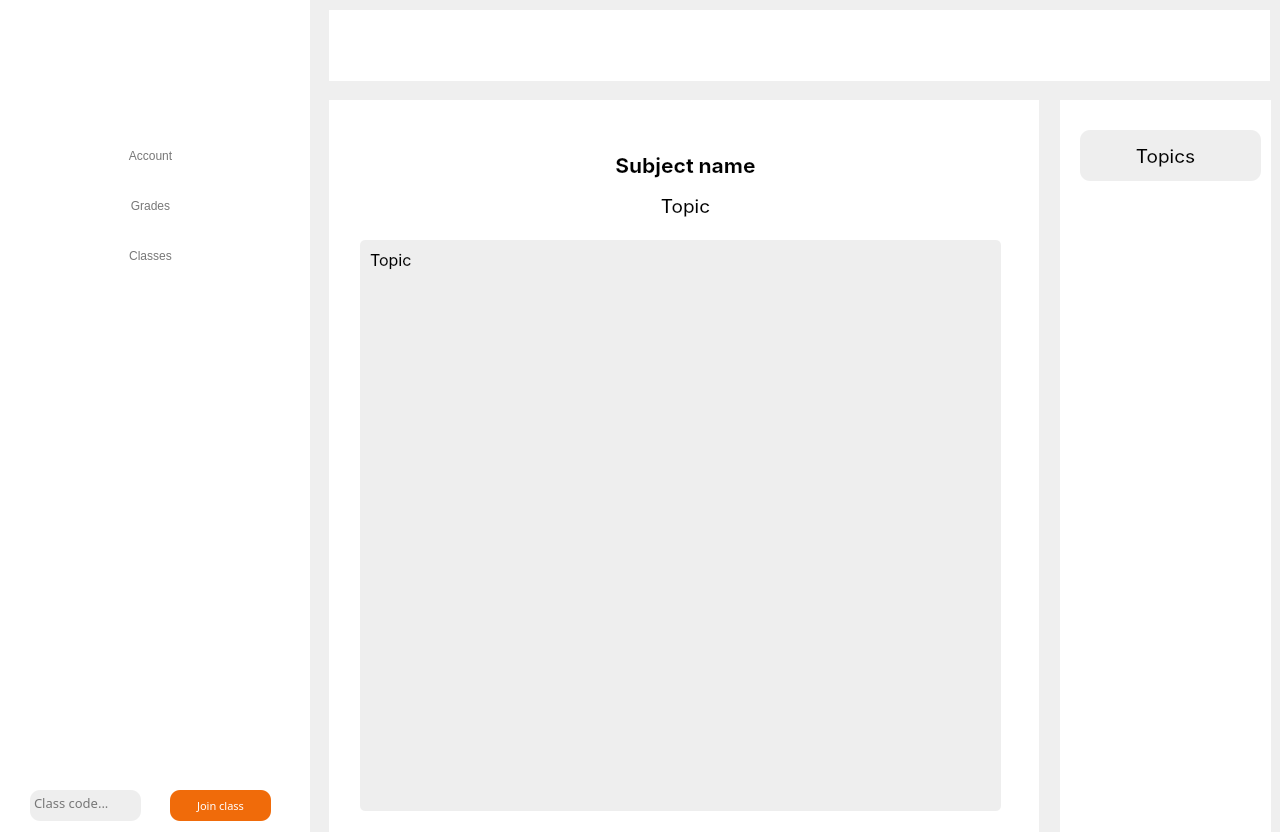
Qt form Audo/Frontend/Audo/studentnotes.ui (codingburgas/Audo) before a commit.
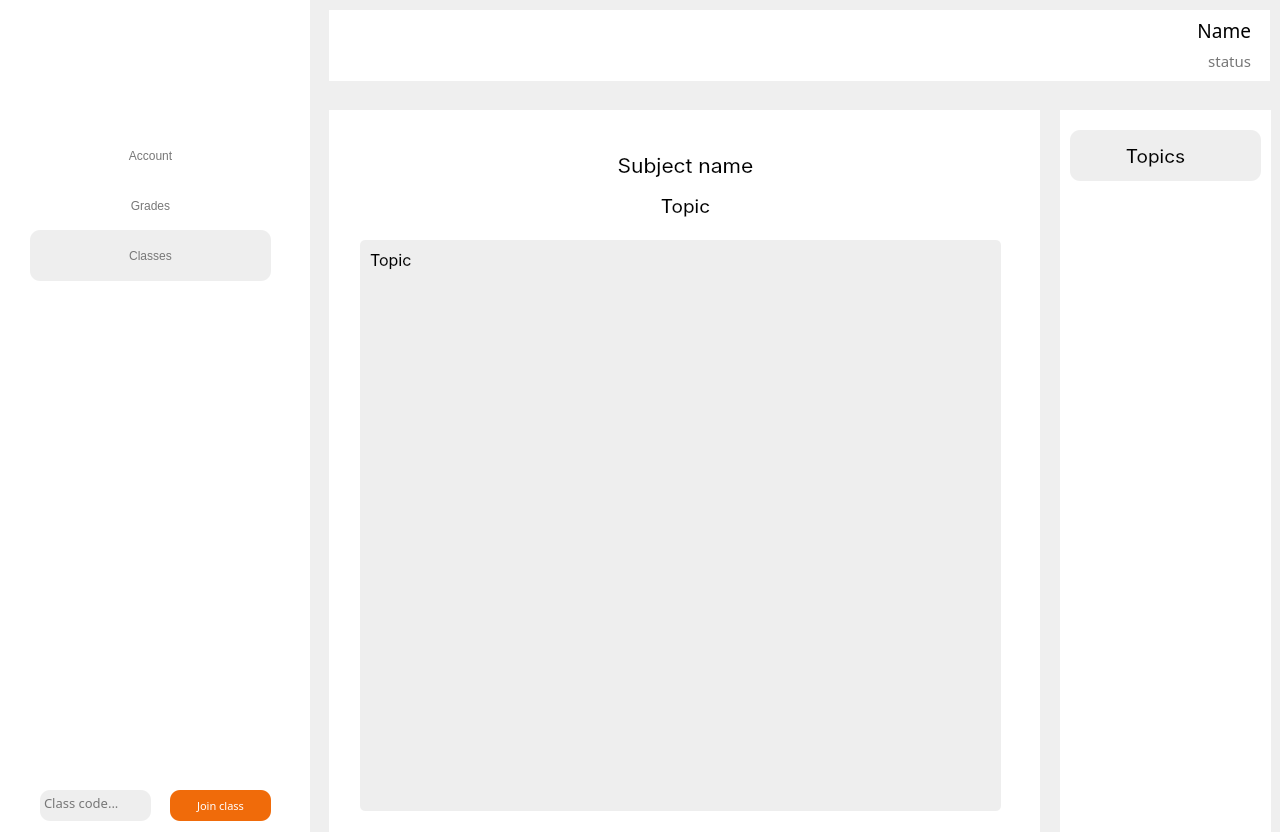
The same form after that commit. Icons and pictures are not drawn.

Patch:
```diff
--- a/Audo/Frontend/Audo/studentnotes.ui
+++ b/Audo/Frontend/Audo/studentnotes.ui
@@ -29,9 +29,9 @@
    <property name="geometry">
     <rect>
      <x>329</x>
-     <y>100</y>
-     <width>710</width>
-     <height>771</height>
+     <y>110</y>
+     <width>711</width>
+     <height>761</height>
     </rect>
    </property>
    <property name="styleSheet">
@@ -42,6 +42,24 @@
     <string/>
    </property>
   </widget>
+  <widget class="QLabel" name="NameFrame">
+   <property name="geometry">
+    <rect>
+     <x>329</x>
+     <y>10</y>
+     <width>941</width>
+     <height>71</height>
+    </rect>
+   </property>
+   <property name="styleSheet">
+    <string notr="true">QFrame {
+    background-color: #ffffff; 
+}</string>
+   </property>
+   <property name="text">
+    <string/>
+   </property>
+  </widget>
   <widget class="QLabel" name="Sidebar">
    <property name="geometry">
     <rect>
@@ -232,6 +250,7 @@
 background:none;
 border-radius: 10px;
 color: #777777;
+background-color: #EEEEEE;
 }
 QPushButton:hover {
 font: 600 14pt &quot;Roboto Serif SemiBold&quot;;
@@ -274,6 +293,60 @@
     <set>Qt::AlignCenter</set>
    </property>
   </widget>
+  <widget class="QLabel" name="Status">
+   <property name="geometry">
+    <rect>
+     <x>1030</x>
+     <y>40</y>
+     <width>221</width>
+     <height>41</height>
+    </rect>
+   </property>
+   <property name="font">
+    <font>
+     <family>Roboto Serif</family>
+     <pointsize>11</pointsize>
+    </font>
+   </property>
+   <property name="styleSheet">
+    <string notr="true">background: none;
+background-color: rgba(255, 255, 255, 0);
+color: #777777;</string>
+   </property>
+   <property name="text">
+    <string>status</string>
+   </property>
+   <property name="alignment">
+    <set>Qt::AlignRight|Qt::AlignTrailing|Qt::AlignVCenter</set>
+   </property>
+  </widget>
+  <widget class="QLabel" name="Name">
+   <property name="geometry">
+    <rect>
+     <x>1080</x>
+     <y>10</y>
+     <width>171</width>
+     <height>41</height>
+    </rect>
+   </property>
+   <property name="font">
+    <font>
+     <family>Roboto Serif</family>
+     <pointsize>14</pointsize>
+    </font>
+   </property>
+   <property name="styleSheet">
+    <string notr="true">background: none;
+background-color: rgba(255, 255, 255, 0);
+color: #000000;</string>
+   </property>
+   <property name="text">
+    <string>Name</string>
+   </property>
+   <property name="alignment">
+    <set>Qt::AlignRight|Qt::AlignTrailing|Qt::AlignVCenter</set>
+   </property>
+  </widget>
   <widget class="QPushButton" name="JoinClass">
    <property name="geometry">
     <rect>
@@ -330,7 +403,7 @@
   <widget class="QFrame" name="ClassCodeFrame">
    <property name="geometry">
     <rect>
-     <x>30</x>
+     <x>40</x>
      <y>790</y>
      <width>111</width>
      <height>31</height>
@@ -397,7 +470,7 @@
      <family>Inter</family>
      <pointsize>16</pointsize>
      <italic>false</italic>
-     <bold>true</bold>
+     <fontweight>DemiBold</fontweight>
     </font>
    </property>
    <property name="styleSheet">
@@ -494,9 +567,9 @@
    <property name="geometry">
     <rect>
      <x>1060</x>
-     <y>100</y>
+     <y>110</y>
      <width>211</width>
-     <height>771</height>
+     <height>761</height>
     </rect>
    </property>
    <property name="styleSheet">
@@ -510,7 +583,7 @@
   <widget class="QLabel" name="TopicsTitle">
    <property name="geometry">
     <rect>
-     <x>1090</x>
+     <x>1080</x>
      <y>130</y>
      <width>151</width>
      <height>51</height>
@@ -540,7 +613,7 @@
   <widget class="QLabel" name="TopicsIcon">
    <property name="geometry">
     <rect>
-     <x>1090</x>
+     <x>1080</x>
      <y>140</y>
      <width>31</width>
      <height>31</height>
@@ -565,9 +638,9 @@
   <widget class="QLabel" name="TopicsTitleFrame">
    <property name="geometry">
     <rect>
-     <x>1080</x>
+     <x>1070</x>
      <y>130</y>
-     <width>181</width>
+     <width>191</width>
      <height>51</height>
     </rect>
    </property>
@@ -582,9 +655,9 @@
   <widget class="QWidget" name="verticalLayoutWidget_3">
    <property name="geometry">
     <rect>
-     <x>1080</x>
+     <x>1070</x>
      <y>190</y>
-     <width>181</width>
+     <width>191</width>
      <height>631</height>
     </rect>
    </property>
@@ -617,23 +690,6 @@
     </rect>
    </property>
    <layout class="QHBoxLayout" name="ClassLayout">
-    <item>
-     <layout class="QVBoxLayout" name="ClassLeaveLayout">
-      <item>
-       <spacer name="ClassLeaveSpacer">
-        <property name="orientation">
-         <enum>Qt::Vertical</enum>
-        </property>
-        <property name="sizeHint" stdset="0">
-         <size>
-          <width>20</width>
-          <height>40</height>
-         </size>
-        </property>
-       </spacer>
-      </item>
-     </layout>
-    </item>
     <item>
      <layout class="QVBoxLayout" name="ClassNameLayout">
       <item>
@@ -651,6 +707,23 @@
       </item>
      </layout>
     </item>
+    <item>
+     <layout class="QVBoxLayout" name="ClassLeaveLayout">
+      <item>
+       <spacer name="ClassLeaveSpacer">
+        <property name="orientation">
+         <enum>Qt::Vertical</enum>
+        </property>
+        <property name="sizeHint" stdset="0">
+         <size>
+          <width>20</width>
+          <height>40</height>
+         </size>
+        </property>
+       </spacer>
+      </item>
+     </layout>
+    </item>
    </layout>
   </widget>
   <widget class="QLabel" name="Warning">
@@ -680,78 +753,6 @@
     <string/>
    </property>
   </widget>
-  <widget class="QLabel" name="Name">
-   <property name="geometry">
-    <rect>
-     <x>1070</x>
-     <y>10</y>
-     <width>171</width>
-     <height>41</height>
-    </rect>
-   </property>
-   <property name="font">
-    <font>
-     <family>Roboto Serif</family>
-     <pointsize>14</pointsize>
-    </font>
-   </property>
-   <property name="styleSheet">
-    <string notr="true">background: none;
-background-color: rgba(255, 255, 255, 0);
-color: #000000;</string>
-   </property>
-   <property name="text">
-    <string>Name</string>
-   </property>
-   <property name="alignment">
-    <set>Qt::AlignRight|Qt::AlignTrailing|Qt::AlignVCenter</set>
-   </property>
-  </widget>
-  <widget class="QLabel" name="Status">
-   <property name="geometry">
-    <rect>
-     <x>1020</x>
-     <y>40</y>
-     <width>221</width>
-     <height>41</height>
-    </rect>
-   </property>
-   <property name="font">
-    <font>
-     <family>Roboto Serif</family>
-     <pointsize>11</pointsize>
-    </font>
-   </property>
-   <property name="styleSheet">
-    <string notr="true">background: none;
-background-color: rgba(255, 255, 255, 0);
-color: #777777;</string>
-   </property>
-   <property name="text">
-    <string>status</string>
-   </property>
-   <property name="alignment">
-    <set>Qt::AlignRight|Qt::AlignTrailing|Qt::AlignVCenter</set>
-   </property>
-  </widget>
-  <widget class="QLabel" name="Frame_2">
-   <property name="geometry">
-    <rect>
-     <x>329</x>
-     <y>10</y>
-     <width>941</width>
-     <height>71</height>
-    </rect>
-   </property>
-   <property name="styleSheet">
-    <string notr="true">QFrame {
-    background-color: #ffffff; 
-}</string>
-   </property>
-   <property name="text">
-    <string/>
-   </property>
-  </widget>
   <zorder>TopicsFrame</zorder>
   <zorder>TopicsTitleFrame</zorder>
   <zorder>Frame</zorder>
```
Left out of the diff: 15 changed lines with no effect on the pictures.
